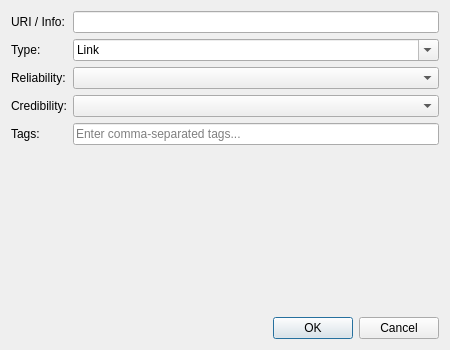
First picture: the form in add_edit_source_dialog.ui, repository royalPanic/sourcemgmtengine, before the edit.
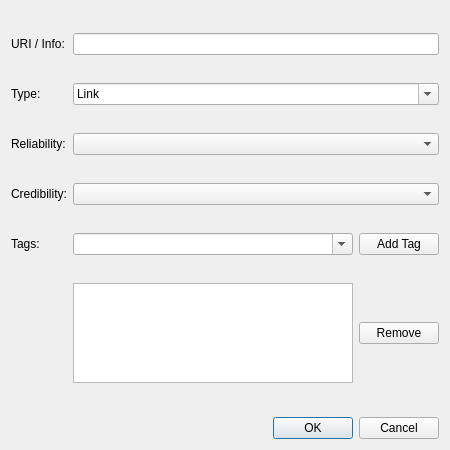
Second picture: the form after the edit.

Commit message:
Add dynamic tag assignment to source edit dialog
- Replace plain text tag input with editable combo box + list widget
- Combo box is populated with all existing tags from the database
- Users can select existing tags or type new ones, then click 'Add Tag'
- Assigned tags shown in a list widget with 'Remove' button
- Duplicate tags are prevented
- New tags are dynamically added to the combo box dropdown
- Tags column in the source table now displays assigned tags
- Add get_all_tags() method to SourceManagerDB

Patch:
```diff
--- a/add_edit_source_dialog.ui
+++ b/add_edit_source_dialog.ui
@@ -7,7 +7,7 @@
     <x>0</x>
     <y>0</y>
     <width>450</width>
-    <height>350</height>
+    <height>450</height>
    </rect>
   </property>
   <property name="windowTitle">
@@ -93,11 +93,49 @@
       </widget>
      </item>
      <item row="4" column="1">
-      <widget class="QLineEdit" name="txtSourceTags">
-       <property name="placeholderText">
-        <string>Enter comma-separated tags...</string>
-       </property>
-      </widget>
+      <layout class="QHBoxLayout" name="tagInputLayout">
+       <item>
+        <widget class="QComboBox" name="cboTagInput">
+         <property name="editable">
+          <bool>true</bool>
+         </property>
+         <property name="sizePolicy">
+          <sizepolicy hsizetype="Expanding" vsizetype="Fixed">
+           <horstretch>1</horstretch>
+           <verstretch>0</verstretch>
+          </sizepolicy>
+         </property>
+        </widget>
+       </item>
+       <item>
+        <widget class="QPushButton" name="btnAddTag">
+         <property name="text">
+          <string>Add Tag</string>
+         </property>
+        </widget>
+       </item>
+      </layout>
+     </item>
+     <item row="5" column="1">
+      <layout class="QHBoxLayout" name="tagListLayout">
+       <item>
+        <widget class="QListWidget" name="listTags">
+         <property name="maximumSize">
+          <size>
+           <width>16777215</width>
+           <height>100</height>
+          </size>
+         </property>
+        </widget>
+       </item>
+       <item>
+        <widget class="QPushButton" name="btnRemoveTag">
+         <property name="text">
+          <string>Remove</string>
+         </property>
+        </widget>
+       </item>
+      </layout>
      </item>
     </layout>
    </item>
```
The commit also changes 3 other files.
